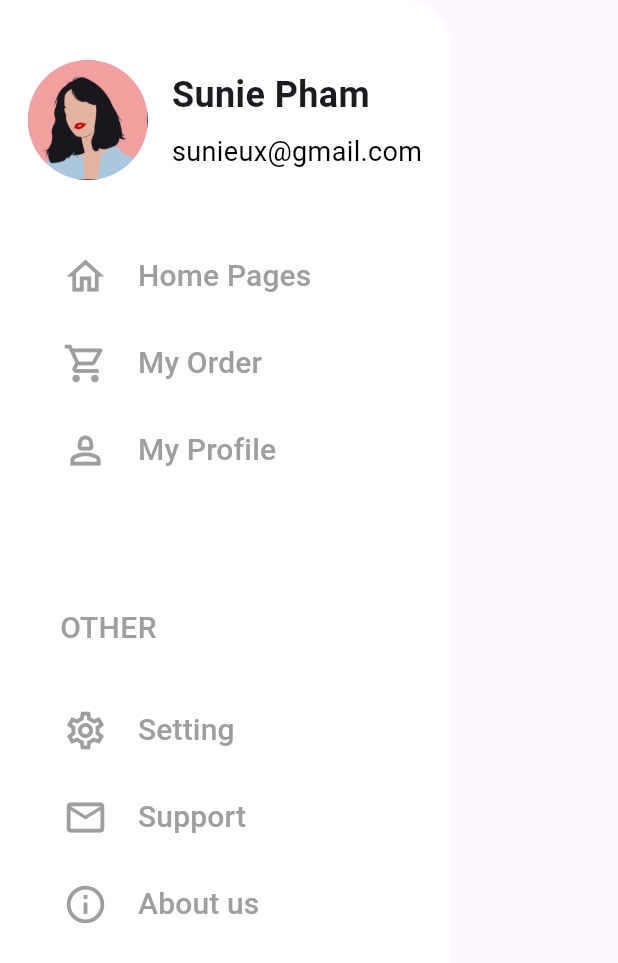
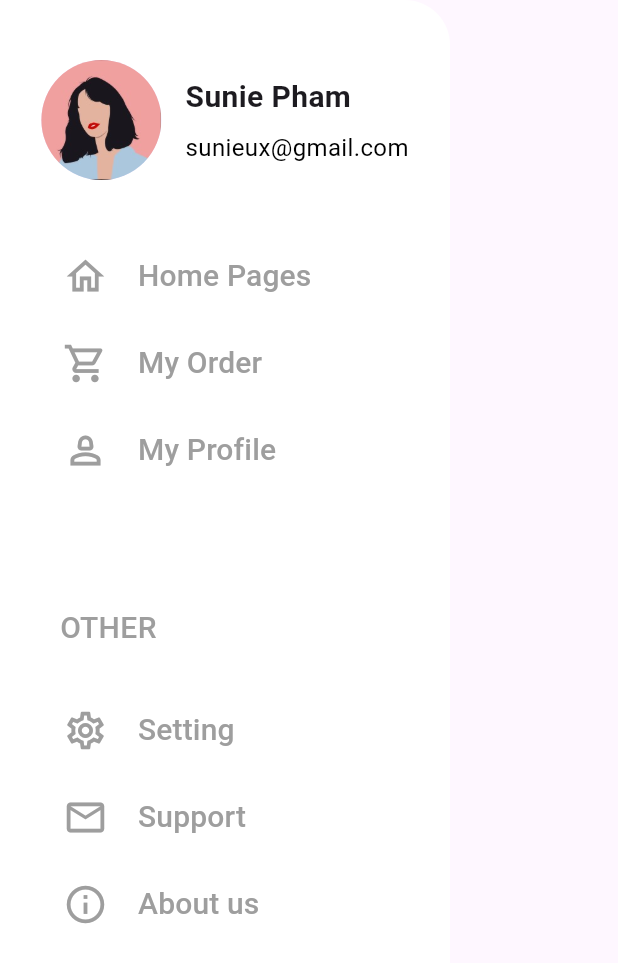
Before and after one commit to ahmadkarazou/app-ec, a Flutter app: the DrawerApp widget shown alone on an empty page, opened directly, on a phone screen of 412 x 824 dp. Shown: the top 963 px of the screen. Run offline on Flutter 3.47's test engine with Material 3 defaults, Android fonts, the phone set to English and light mode, and no system bars.

Commit message:
edite project

```diff
--- a/lib/modal/drawer_app.dart
+++ b/lib/modal/drawer_app.dart
@@ -31,7 +31,7 @@ class DrawerApp extends StatelessWidget {
                   Text(
                     'Sunie Pham',
                     style: TextStyle(
-                      fontSize: 24.0,
+                      fontSize: 20.0,
                       fontWeight: FontWeight.bold,
                     ),
                   ),
@@ -39,7 +39,7 @@ class DrawerApp extends StatelessWidget {
                   Text(
                     'sunieux@gmail.com',
                     style: TextStyle(
-                      fontSize: 18.0,
+                      fontSize: 16.0,
                       color: Colors.black,
                     ),
                   ),
```
